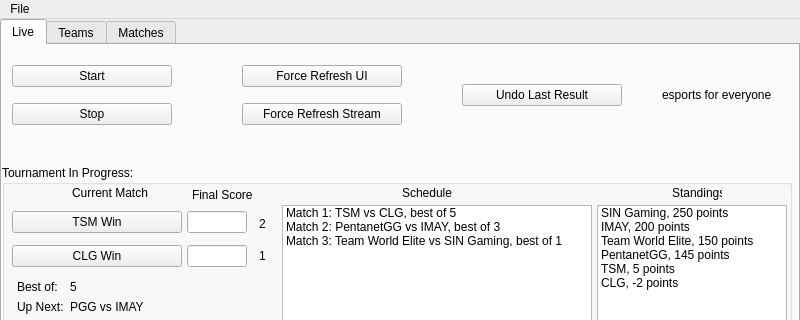
This is form.ui in chhopsky/updatethestream as Qt 5 draws it before an edit; both pictures show x 0 to 800 and y 0 to 320 of the 800 by 600 pixel window. The edited form follows.
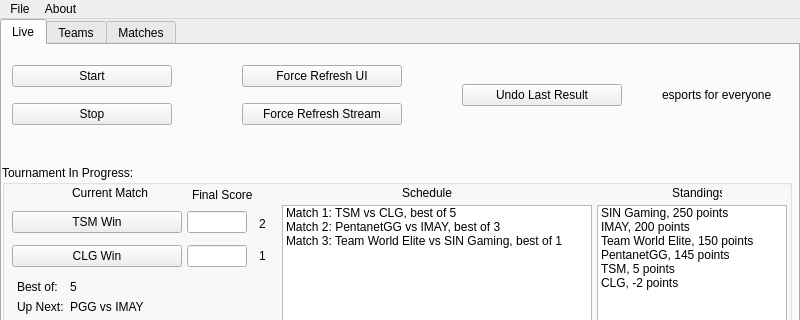
This is the edited form. Icons and pictures are not drawn.

What changed in the file:
```diff
--- a/form.ui
+++ b/form.ui
@@ -869,7 +869,14 @@
     <addaction name="separator"/>
     <addaction name="actionExit"/>
    </widget>
+   <widget class="QMenu" name="menuAbout">
+    <property name="title">
+     <string>About</string>
+    </property>
+    <addaction name="actiontell_me_about_this_app_please"/>
+   </widget>
    <addaction name="menuSomeone_Update_The_Stream"/>
+   <addaction name="menuAbout"/>
   </widget>
   <widget class="QStatusBar" name="statusbar"/>
   <action name="actionOpen">
```
Left out of the diff: 7 changed lines with no effect on the pictures.
